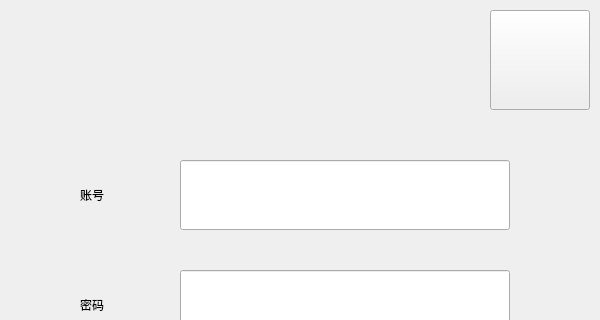
Above: src/XMusic/ui/logindlg.ui from 1028417/XMusic before the change; both pictures show x 0 to 600 and y 0 to 320 of the 600 by 530 pixel window. Below: the same form after it.
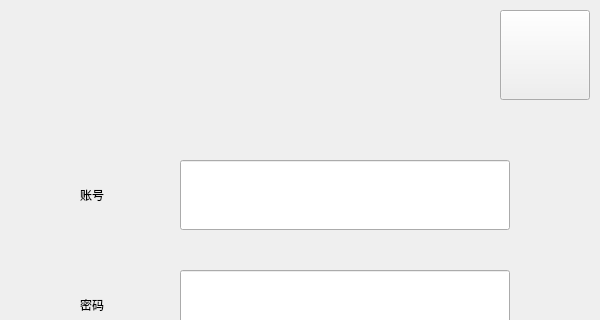
That is the form after the change. Icons and pictures are not drawn. Custom widgets are drawn as their Qt base class.

The edit to the form file:
```diff
--- a/src/XMusic/ui/logindlg.ui
+++ b/src/XMusic/ui/logindlg.ui
@@ -63,10 +63,10 @@
   <widget class="CButton" name="btnX">
    <property name="geometry">
     <rect>
-     <x>490</x>
+     <x>500</x>
      <y>10</y>
-     <width>100</width>
-     <height>100</height>
+     <width>90</width>
+     <height>90</height>
     </rect>
    </property>
    <property name="autoFillBackground">
@@ -138,8 +138,8 @@
     <rect>
      <x>10</x>
      <y>10</y>
-     <width>500</width>
-     <height>100</height>
+     <width>510</width>
+     <height>90</height>
     </rect>
    </property>
    <property name="text">
```
